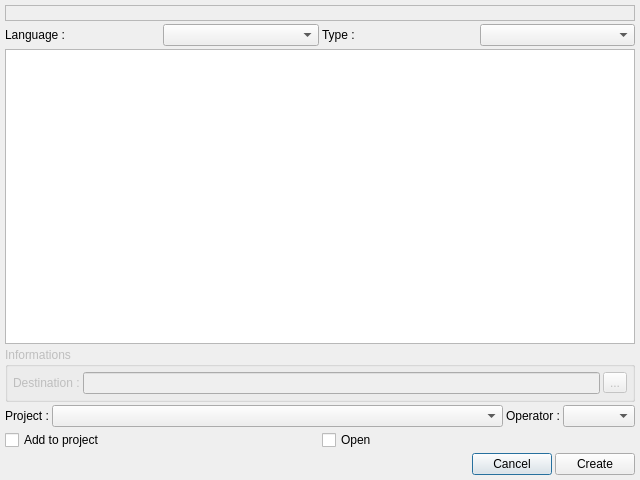
First picture: the form in v2/trunk/monkey/src/templatesmanager/ui/UITemplatesWizard.ui, repository testmana2/mks, before the edit.
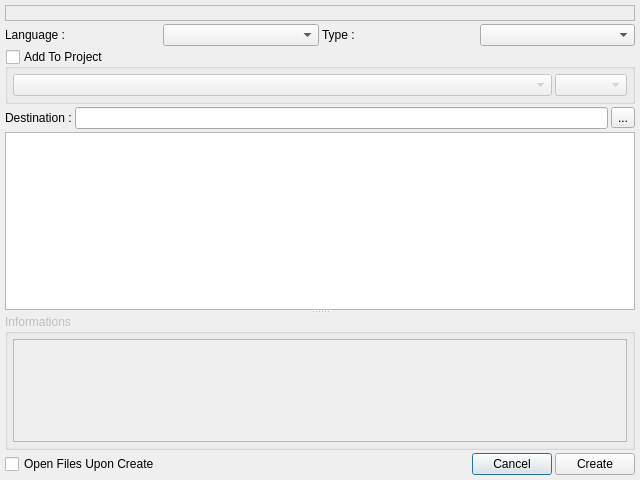
Second picture: the form after the edit. Icons and pictures are not drawn. Custom widgets are drawn as their Qt base class.

Commit message: rework dialog

What changed in the file:
```diff
--- a/v2/trunk/monkey/src/templatesmanager/ui/UITemplatesWizard.ui
+++ b/v2/trunk/monkey/src/templatesmanager/ui/UITemplatesWizard.ui
@@ -15,9 +15,6 @@
   <property name="windowIcon" >
    <iconset resource="../../resources/resources.qrc" >:/file/icons/file/new.png</iconset>
   </property>
-  <property name="sizeGripEnabled" >
-   <bool>false</bool>
-  </property>
   <layout class="QVBoxLayout" >
    <property name="spacing" >
     <number>3</number>
@@ -85,48 +82,26 @@
     </layout>
    </item>
    <item>
-    <widget class="QListWidget" name="lwTemplates" >
+    <widget class="QGroupBox" name="gbAddToProject" >
      <property name="sizePolicy" >
-      <sizepolicy vsizetype="Expanding" hsizetype="Expanding" >
+      <sizepolicy vsizetype="Maximum" hsizetype="Preferred" >
        <horstretch>0</horstretch>
        <verstretch>0</verstretch>
       </sizepolicy>
-     </property>
-     <property name="toolTip" >
-      <string>Choose a template</string>
-     </property>
-     <property name="editTriggers" >
-      <set>QAbstractItemView::NoEditTriggers</set>
-     </property>
-     <property name="iconSize" >
-      <size>
-       <width>32</width>
-       <height>32</height>
-      </size>
-     </property>
-     <property name="textElideMode" >
-      <enum>Qt::ElideNone</enum>
-     </property>
-     <property name="movement" >
-      <enum>QListView::Static</enum>
-     </property>
-     <property name="resizeMode" >
-      <enum>QListView::Adjust</enum>
-     </property>
-     <property name="viewMode" >
-      <enum>QListView::IconMode</enum>
-     </property>
-    </widget>
-   </item>
-   <item>
-    <widget class="QGroupBox" name="gbInformations" >
-     <property name="enabled" >
-      <bool>false</bool>
      </property>
      <property name="title" >
-      <string>Informations</string>
+      <string>Add To Project</string>
      </property>
-     <layout class="QGridLayout" >
+     <property name="checkable" >
+      <bool>true</bool>
+     </property>
+     <property name="checked" >
+      <bool>false</bool>
+     </property>
+     <layout class="QHBoxLayout" >
+      <property name="spacing" >
+       <number>3</number>
+      </property>
       <property name="leftMargin" >
        <number>5</number>
       </property>
@@ -139,42 +114,28 @@
       <property name="bottomMargin" >
        <number>5</number>
       </property>
-      <property name="horizontalSpacing" >
-       <number>3</number>
-      </property>
-      <property name="verticalSpacing" >
-       <number>3</number>
-      </property>
-      <item row="0" column="0" >
-       <widget class="QLabel" name="lDestination" >
-        <property name="text" >
-         <string>Destination :</string>
+      <item>
+       <widget class="pTreeComboBox" name="cbProjects" >
+        <property name="sizePolicy" >
+         <sizepolicy vsizetype="Fixed" hsizetype="Expanding" >
+          <horstretch>0</horstretch>
+          <verstretch>0</verstretch>
+         </sizepolicy>
+        </property>
+        <property name="toolTip" >
+         <string>Choose the project in witch you want to add file(s)</string>
         </property>
        </widget>
       </item>
-      <item row="0" column="1" >
-       <layout class="QHBoxLayout" >
-        <property name="spacing" >
-         <number>3</number>
+      <item>
+       <widget class="QComboBox" name="cbOperators" >
+        <property name="sizePolicy" >
+         <sizepolicy vsizetype="Fixed" hsizetype="Fixed" >
+          <horstretch>0</horstretch>
+          <verstretch>0</verstretch>
+         </sizepolicy>
         </property>
-        <item>
-         <widget class="QLineEdit" name="leDestination" >
-          <property name="toolTip" >
-           <string>File Destination</string>
-          </property>
-         </widget>
-        </item>
-        <item>
-         <widget class="QToolButton" name="tbDestination" >
-          <property name="toolTip" >
-           <string>Click to select a folder for your file(s)</string>
-          </property>
-          <property name="text" >
-           <string>...</string>
-          </property>
-         </widget>
-        </item>
-       </layout>
+       </widget>
       </item>
      </layout>
     </widget>
@@ -185,93 +146,143 @@
       <number>3</number>
      </property>
      <item>
-      <widget class="QLabel" name="lProject" >
-       <property name="text" >
-        <string>Project :</string>
-       </property>
-      </widget>
-     </item>
-     <item>
-      <widget class="pTreeComboBox" name="cbProjects" >
+      <widget class="QLabel" name="lDestination" >
        <property name="sizePolicy" >
-        <sizepolicy vsizetype="Fixed" hsizetype="Expanding" >
+        <sizepolicy vsizetype="Fixed" hsizetype="Preferred" >
          <horstretch>0</horstretch>
          <verstretch>0</verstretch>
         </sizepolicy>
        </property>
-       <property name="toolTip" >
-        <string>Choose the project in witch you want to add file(s)</string>
+       <property name="text" >
+        <string>Destination :</string>
        </property>
       </widget>
      </item>
      <item>
-      <widget class="QLabel" name="lOperators" >
-       <property name="text" >
-        <string>Operator :</string>
+      <widget class="QLineEdit" name="leDestination" >
+       <property name="toolTip" >
+        <string>File Destination</string>
        </property>
       </widget>
      </item>
      <item>
-      <widget class="QComboBox" name="cbOperators" />
+      <widget class="QToolButton" name="tbDestination" >
+       <property name="toolTip" >
+        <string>Click to select a folder for your file(s)</string>
+       </property>
+       <property name="text" >
+        <string>...</string>
+       </property>
+      </widget>
      </item>
     </layout>
    </item>
+   <item>
+    <widget class="QSplitter" name="sWizard" >
+     <property name="orientation" >
+      <enum>Qt::Vertical</enum>
+     </property>
+     <widget class="QListWidget" name="lwTemplates" >
+      <property name="sizePolicy" >
+       <sizepolicy vsizetype="Expanding" hsizetype="Expanding" >
+        <horstretch>0</horstretch>
+        <verstretch>0</verstretch>
+       </sizepolicy>
+      </property>
+      <property name="toolTip" >
+       <string>Choose a template</string>
+      </property>
+      <property name="editTriggers" >
+       <set>QAbstractItemView::NoEditTriggers</set>
+      </property>
+      <property name="iconSize" >
+       <size>
+        <width>32</width>
+        <height>32</height>
+       </size>
+      </property>
+      <property name="textElideMode" >
+       <enum>Qt::ElideNone</enum>
+      </property>
+      <property name="movement" >
+       <enum>QListView::Static</enum>
+      </property>
+      <property name="resizeMode" >
+       <enum>QListView::Adjust</enum>
+      </property>
+      <property name="viewMode" >
+       <enum>QListView::IconMode</enum>
+      </property>
+     </widget>
+     <widget class="QGroupBox" name="gbInformations" >
+      <property name="enabled" >
+       <bool>false</bool>
+      </property>
+      <property name="sizePolicy" >
+       <sizepolicy vsizetype="Preferred" hsizetype="Preferred" >
+        <horstretch>0</horstretch>
+        <verstretch>0</verstretch>
+       </sizepolicy>
+      </property>
+      <property name="title" >
+       <string>Informations</string>
+      </property>
+      <layout class="QVBoxLayout" >
+       <property name="spacing" >
+        <number>3</number>
+       </property>
+       <property name="leftMargin" >
+        <number>5</number>
+       </property>
+       <property name="topMargin" >
+        <number>5</number>
+       </property>
+       <property name="rightMargin" >
+        <number>5</number>
+       </property>
+       <property name="bottomMargin" >
+        <number>5</number>
+       </property>
+       <item>
+        <widget class="QScrollArea" native="1" name="saWidgets" >
+         <property name="sizePolicy" >
+          <sizepolicy vsizetype="Expanding" hsizetype="Expanding" >
+           <horstretch>0</horstretch>
+           <verstretch>0</verstretch>
+          </sizepolicy>
+         </property>
+         <property name="minimumSize" >
+          <size>
+           <width>1</width>
+           <height>1</height>
+          </size>
+         </property>
+        </widget>
+       </item>
+      </layout>
+     </widget>
+    </widget>
+   </item>
    <item>
     <layout class="QHBoxLayout" >
      <property name="spacing" >
       <number>3</number>
      </property>
-     <property name="leftMargin" >
-      <number>0</number>
-     </property>
-     <property name="topMargin" >
-      <number>0</number>
-     </property>
-     <property name="rightMargin" >
-      <number>0</number>
-     </property>
-     <property name="bottomMargin" >
-      <number>0</number>
-     </property>
-     <item>
-      <widget class="QCheckBox" name="cbAddToProject" >
-       <property name="toolTip" >
-        <string>If checked, file(s) will be add to the current selected project</string>
-       </property>
-       <property name="text" >
-        <string>Add to project</string>
-       </property>
-      </widget>
-     </item>
      <item>
       <widget class="QCheckBox" name="cbOpen" >
+       <property name="sizePolicy" >
+        <sizepolicy vsizetype="Fixed" hsizetype="Expanding" >
+         <horstretch>0</horstretch>
+         <verstretch>0</verstretch>
+        </sizepolicy>
+       </property>
        <property name="toolTip" >
         <string>If checked the file(s) will be opened at the wizard end</string>
        </property>
        <property name="text" >
-        <string>Open</string>
+        <string>Open Files Upon Create</string>
        </property>
       </widget>
-     </item>
-    </layout>
-   </item>
-   <item>
-    <layout class="QHBoxLayout" >
-     <property name="spacing" >
-      <number>3</number>
-     </property>
-     <item>
-      <spacer>
-       <property name="orientation" >
-        <enum>Qt::Horizontal</enum>
-       </property>
-       <property name="sizeHint" >
-        <size>
-         <width>261</width>
-         <height>21</height>
-        </size>
-       </property>
-      </spacer>
      </item>
      <item>
       <widget class="QPushButton" name="pbCancel" >
@@ -297,6 +308,11 @@
    <extends>QComboBox</extends>
    <header>pTreeComboBox.h</header>
   </customwidget>
+  <customwidget>
+   <class>QScrollArea</class>
+   <extends>QWidget</extends>
+   <header>qscrollarea.h</header>
+  </customwidget>
  </customwidgets>
  <resources>
   <include location="../../resources/resources.qrc" />
```
Left out of the diff: 6 changed lines with no effect on the pictures. The commit also changes 2 other files.
